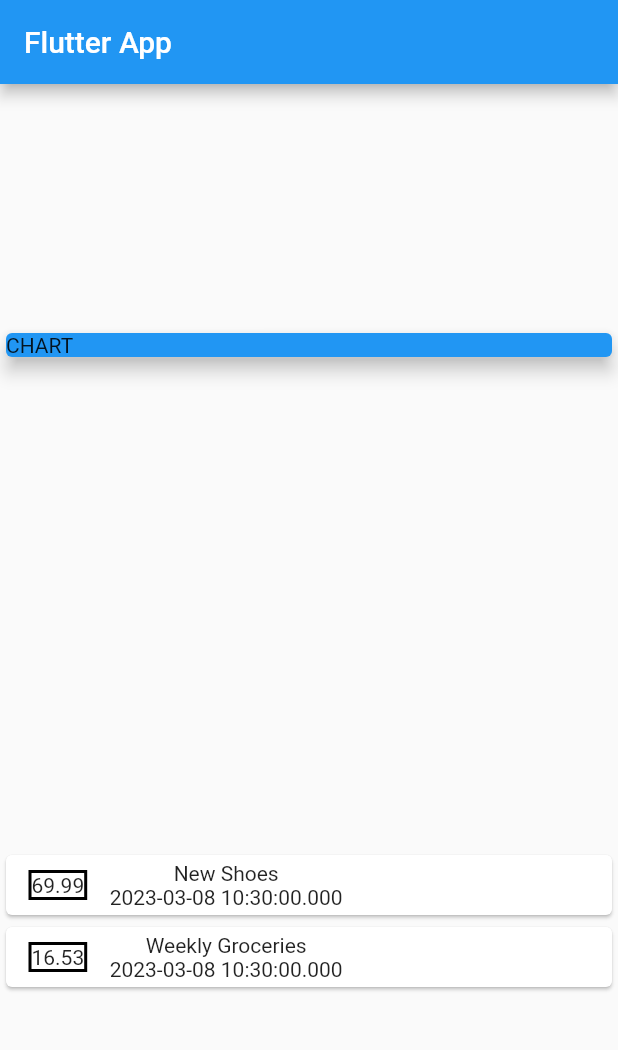
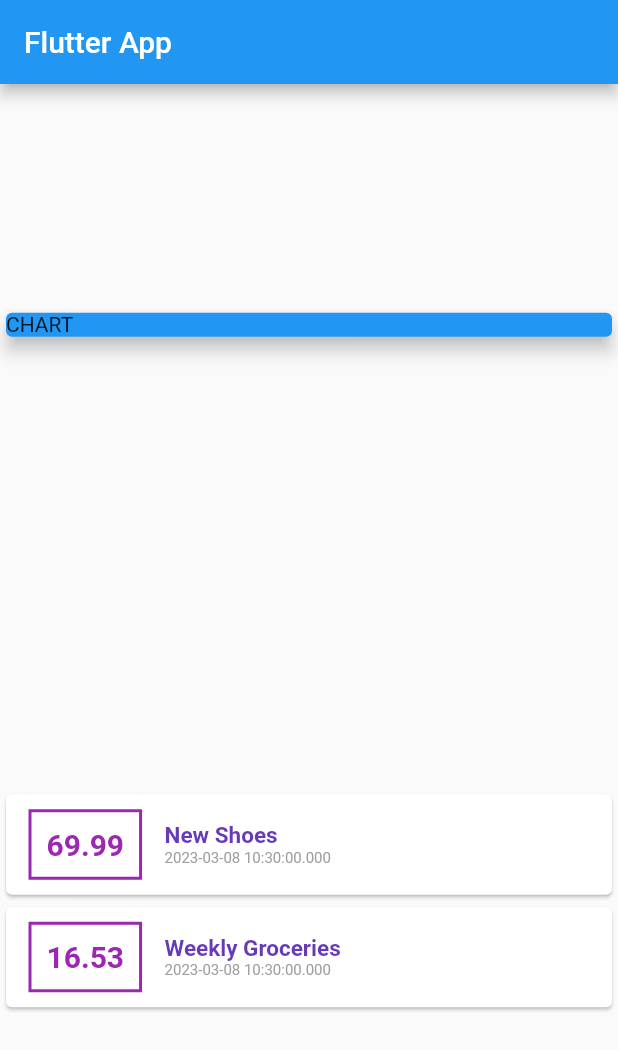
Before and after one commit to svadtya/flut_expense_app, a Flutter app: the screen it shows after launch, on a phone screen of 412 x 824 dp. Shown: the top 1050 px of the screen. Run offline on Flutter 3.47's test engine with Material 2 defaults, Android fonts, the phone set to English and light mode, and no system bars.

Commit message:
styling the transaction text

```diff
--- a/lib/main.dart
+++ b/lib/main.dart
@@ -53,14 +53,25 @@ class MyHomePage extends StatelessWidget {
                           vertical: 10,
                           horizontal: 15,
                         ),
-                        decoration: BoxDecoration(border: Border.all(color: Colors.black, width: 2,)),
-                        child: Text(tx.amount.toString()),
+                        decoration: BoxDecoration(
+                            border: Border.all(
+                          color: Colors.purple,
+                          width: 2,
+                        )),
+                        padding: EdgeInsets.all(10),
+                        child: Text(tx.amount.toString(),
+                            style: TextStyle(
+                              fontWeight: FontWeight.bold,
+                              fontSize: 20,
+                              color: Colors.purple,
+                            )),
                       ),
                       Column(
+                        crossAxisAlignment: CrossAxisAlignment.start,
                         children: <Widget>[
-                          Text(tx.title),
+                          Text(tx.title, style: TextStyle(fontWeight: FontWeight.bold, fontSize: 15, color: Colors.deepPurple),),
                           Text(
-                            tx.date.toString(),
+                            tx.date.toString(), style: TextStyle(fontSize: 10,color: Colors.grey),
                           )
                         ],
                       )
```
